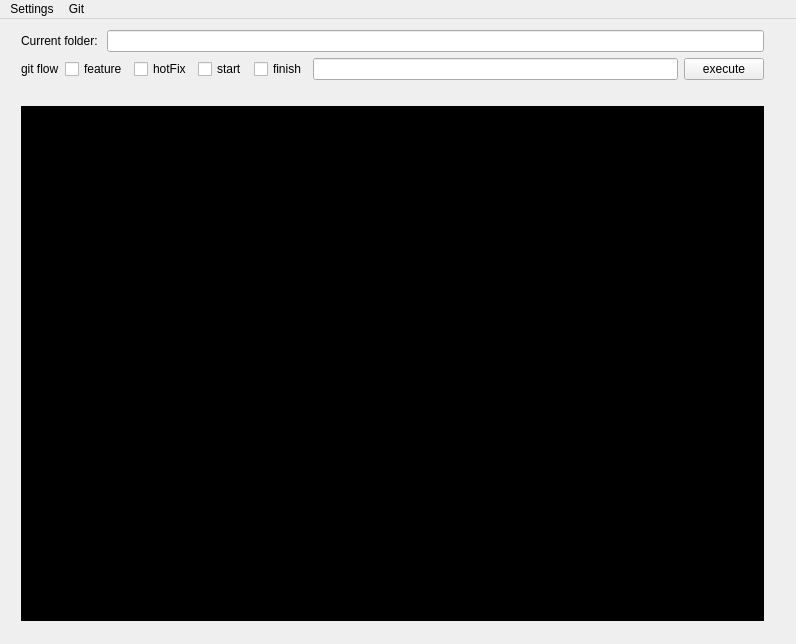
This is mainwindow.ui in lucaluke88/gitflow_qtgui as Qt 5 draws it before an edit. The edited form follows.
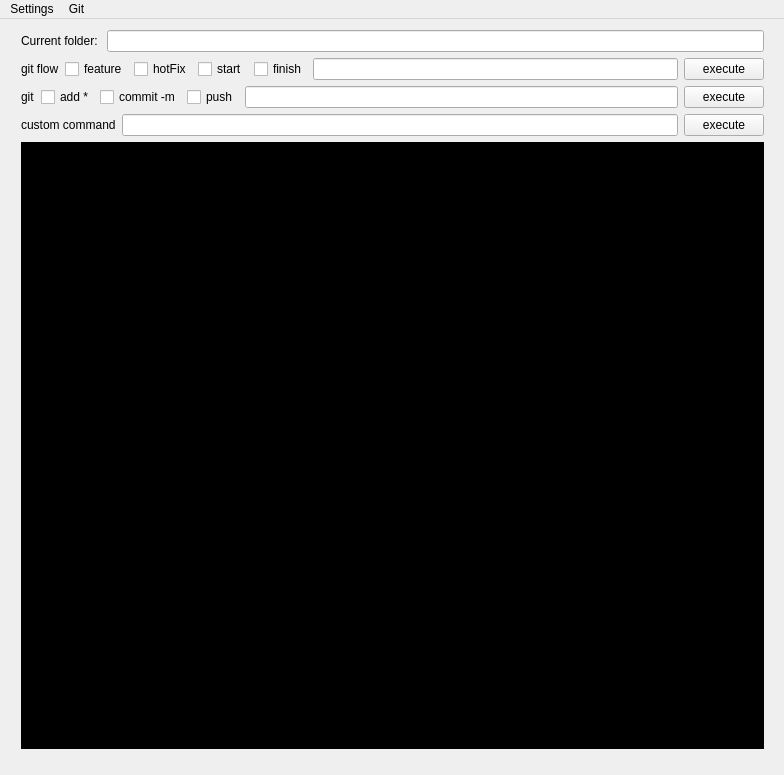
This is the edited form. Icons and pictures are not drawn.

```diff
--- a/mainwindow.ui
+++ b/mainwindow.ui
@@ -6,21 +6,21 @@
    <rect>
     <x>0</x>
     <y>0</y>
-    <width>796</width>
-    <height>644</height>
+    <width>784</width>
+    <height>775</height>
    </rect>
   </property>
   <property name="windowTitle">
    <string>MainWindow</string>
   </property>
   <widget class="QWidget" name="centralWidget">
-   <widget class="QWidget" name="">
+   <widget class="QWidget" name="layoutWidget">
     <property name="geometry">
      <rect>
       <x>10</x>
       <y>0</y>
       <width>765</width>
-      <height>613</height>
+      <height>741</height>
      </rect>
     </property>
     <layout class="QVBoxLayout" name="verticalLayout">
@@ -92,17 +92,83 @@
       </layout>
      </item>
      <item>
-      <widget class="QLabel" name="label_2">
-       <property name="text">
-        <string/>
-       </property>
-       <property name="pixmap">
-        <pixmap>gitflow_model.png</pixmap>
-       </property>
-      </widget>
+      <layout class="QHBoxLayout" name="horizontalLayout_5">
+       <item>
+        <widget class="QLabel" name="label_4">
+         <property name="text">
+          <string>git</string>
+         </property>
+        </widget>
+       </item>
+       <item>
+        <widget class="QCheckBox" name="addCheck_2">
+         <property name="text">
+          <string>add *</string>
+         </property>
+        </widget>
+       </item>
+       <item>
+        <widget class="QCheckBox" name="commitCheck_2">
+         <property name="text">
+          <string>commit -m</string>
+         </property>
+        </widget>
+       </item>
+       <item>
+        <widget class="QCheckBox" name="pushCheck">
+         <property name="text">
+          <string>push</string>
+         </property>
+        </widget>
+       </item>
+       <item>
+        <widget class="QLineEdit" name="gitArgument">
+         <property name="toolTip">
+          <string>insert feature name here</string>
+         </property>
+        </widget>
+       </item>
+       <item>
+        <widget class="QPushButton" name="execute2button">
+         <property name="text">
+          <string>execute</string>
+         </property>
+        </widget>
+       </item>
+      </layout>
+     </item>
+     <item>
+      <layout class="QHBoxLayout" name="horizontalLayout_6">
+       <item>
+        <widget class="QLabel" name="label_5">
+         <property name="text">
+          <string>custom command</string>
+         </property>
+        </widget>
+       </item>
+       <item>
+        <widget class="QLineEdit" name="customCommandLabel">
+         <property name="toolTip">
+          <string>insert feature name here</string>
+         </property>
+        </widget>
+       </item>
+       <item>
+        <widget class="QPushButton" name="executeCustomCommand">
+         <property name="text">
+          <string>execute</string>
+         </property>
+        </widget>
+       </item>
+      </layout>
      </item>
      <item>
       <widget class="QTextEdit" name="output">
+       <property name="font">
+        <font>
+         <family>Monospace</family>
+        </font>
+       </property>
        <property name="styleSheet">
         <string notr="true">background-color: rgb(0, 0, 0);
 color: rgb(170, 255, 0);</string>
@@ -123,7 +189,7 @@
     <rect>
      <x>0</x>
      <y>0</y>
-     <width>796</width>
+     <width>784</width>
      <height>19</height>
     </rect>
    </property>
```
Left out of the diff: 3 changed lines with no effect on the pictures.
